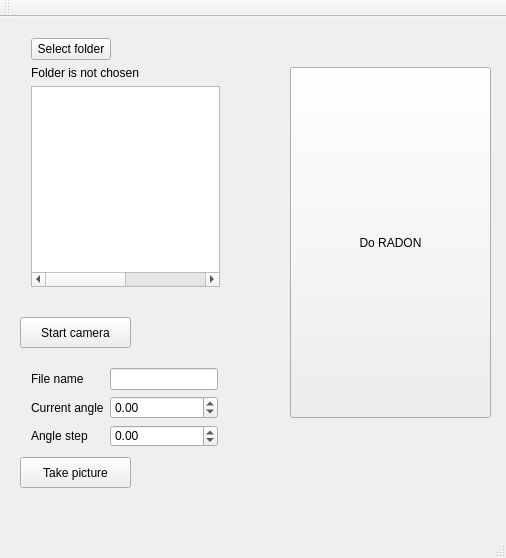
The window that mainwindow.ui (antego/radon) describes before a commit, drawn with Qt 5.
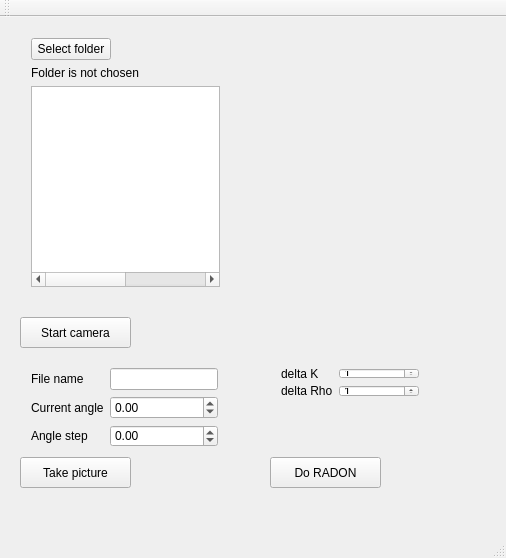
The same window after the commit.

```diff
--- a/mainwindow.ui
+++ b/mainwindow.ui
@@ -154,16 +154,56 @@
    <widget class="QPushButton" name="radonButton">
     <property name="geometry">
      <rect>
-      <x>290</x>
-      <y>50</y>
-      <width>201</width>
-      <height>351</height>
+      <x>270</x>
+      <y>440</y>
+      <width>111</width>
+      <height>31</height>
      </rect>
     </property>
     <property name="text">
      <string>Do RADON</string>
     </property>
    </widget>
+   <widget class="QWidget" name="formLayoutWidget_2">
+    <property name="geometry">
+     <rect>
+      <x>270</x>
+      <y>340</y>
+      <width>160</width>
+      <height>51</height>
+     </rect>
+    </property>
+    <layout class="QFormLayout" name="formLayout_2">
+     <item row="0" column="1">
+      <widget class="QSpinBox" name="deltaKSpin">
+       <property name="minimum">
+        <number>1</number>
+       </property>
+      </widget>
+     </item>
+     <item row="1" column="1">
+      <widget class="QSpinBox" name="deltaRhoSpin">
+       <property name="minimum">
+        <number>1</number>
+       </property>
+      </widget>
+     </item>
+     <item row="0" column="0">
+      <widget class="QLabel" name="label_4">
+       <property name="text">
+        <string>delta K</string>
+       </property>
+      </widget>
+     </item>
+     <item row="1" column="0">
+      <widget class="QLabel" name="label_5">
+       <property name="text">
+        <string>delta Rho</string>
+       </property>
+      </widget>
+     </item>
+    </layout>
+   </widget>
   </widget>
   <widget class="QMenuBar" name="menuBar">
    <property name="geometry">
```
Left out of the diff: 2 changed lines with no effect on the pictures.
